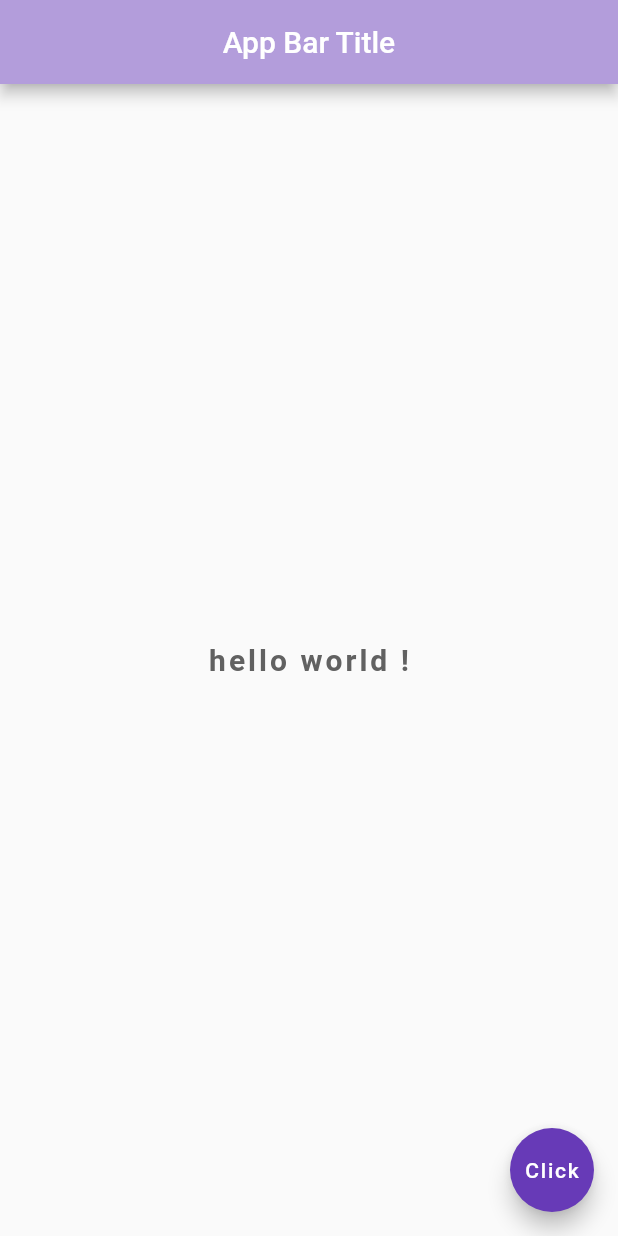
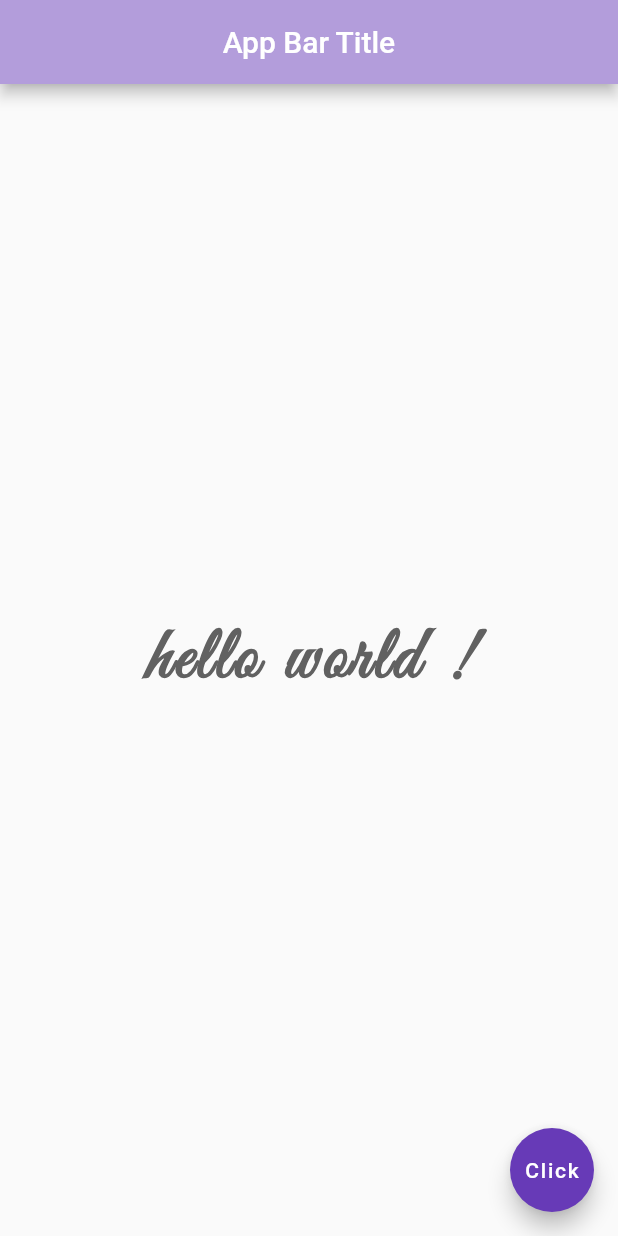
Before and after one commit to adadarohan/flutter_apps, a Flutter app: the screen it shows after launch, on a phone screen of 412 x 824 dp. Run offline on Flutter 3.47's test engine with Material 2 defaults, Android fonts, the phone set to English and light mode, and no system bars.

```diff
--- a/color_and_font/lib/main.dart
+++ b/color_and_font/lib/main.dart
@@ -2,7 +2,13 @@
 import 'package:flutter/material.dart';
 
 void main() => runApp(MaterialApp(
-  home: Scaffold(
+  home: House()
+));
+
+class House extends StatelessWidget {
+  @override
+  Widget build(BuildContext context) {
+    return Scaffold(
       appBar: AppBar(
         title : Text("App Bar Title"),
         centerTitle: true,
@@ -12,10 +18,11 @@ void main() => runApp(MaterialApp(
         child: Text(
           'hello world !',
           style: TextStyle(
-          fontSize: 20.0,
+            fontSize: 50.0,
             fontWeight : FontWeight.bold ,
             letterSpacing: 2.0,
             color: Colors.grey[700] ,
+            fontFamily: 'GreatVibes',
           ),
           ),
       ),
@@ -24,5 +31,8 @@ void main() => runApp(MaterialApp(
         child: Text('Click'),
         backgroundColor: Colors.deepPurple,
       ),
-  ),
-));
+
+
+    );
+  }
+}
```
Also changed, not shown: color_and_font/pubspec.yaml (+6 -12 lines). Lines whose indentation alone changed are shown as unchanged.
